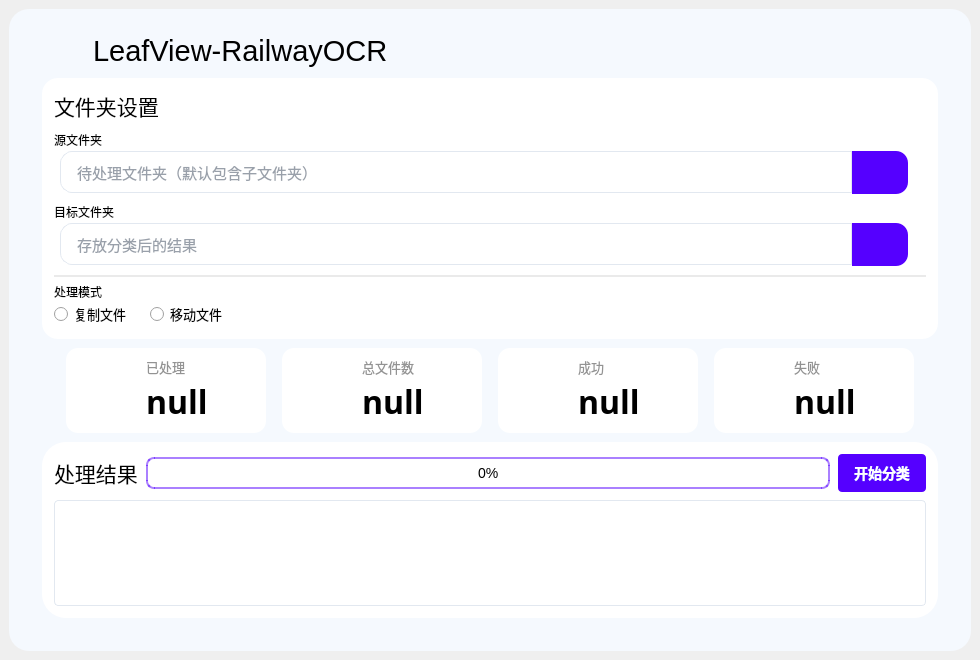
First picture: the form in Ui_MainWindow.ui, repository YangShengzhou03/RailwayOCR, before the edit.
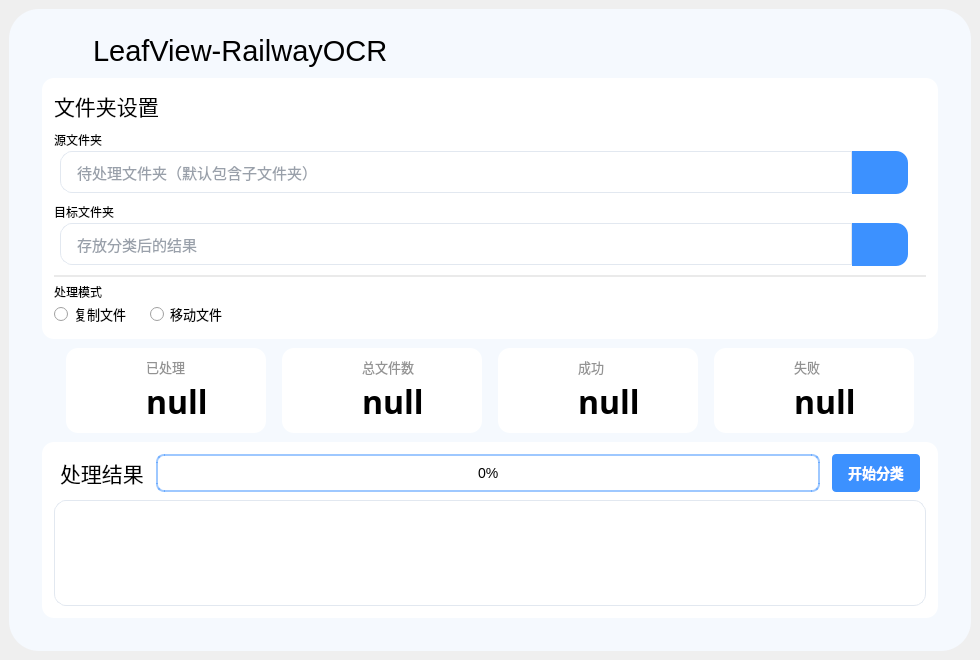
Second picture: the form after the edit. Icons and pictures are not drawn.

```diff
--- a/Ui_MainWindow.ui
+++ b/Ui_MainWindow.ui
@@ -75,7 +75,7 @@
           <string notr="true">QFrame{
 	background-color: rgb(245, 249, 254);
 	border:0px solid red;
-	border-radius:20px
+	border-radius:30px
 }</string>
          </property>
          <property name="frameShape">
@@ -391,7 +391,7 @@
                  <property name="styleSheet">
                   <string notr="true">QFrame {
     background-color: rgb(255, 255, 255);
-    border-radius: 16px;
+    border-radius: 12px;
 }</string>
                  </property>
                  <layout class="QVBoxLayout" name="verticalLayout">
@@ -573,69 +573,30 @@
                        </size>
                       </property>
                       <property name="styleSheet">
-                       <string notr="true">/* 基础按钮样式 */
-QPushButton {
-    background-color: rgb(85, 0, 255); /* 基础紫色 */
-    color: white; /* 文字颜色 */
+                       <string notr="true">QPushButton {
+    background-color: rgb(60, 145, 255);
+    color: white;
     border-top-left-radius: 0px;
-    border-top-right-radius: 12px;   /* 右上角直角 */
-    border-bottom-left-radius: 0px; /* 左下角直角 */
-    border-bottom-right-radius: 12px; /* 右下角直角 */
-    padding: 8px 16px; /* 内边距 */
-    font-size: 14px; /* 字体大小 */
-    font-weight: 500; /* 字体粗细 */
-    border: none; /* 无边框 */
-    transition: all 0.2s ease; /* 过渡动画 */
+    border-top-right-radius: 12px;
+    border-bottom-left-radius: 0px;
+    border-bottom-right-radius: 12px;
+    padding: 8px 16px;
+    font-size: 14px;
+    font-weight: 500;
+    border: none;
+    transition: all 0.2s ease;
 }
 
-/* 悬停效果 */
 QPushButton:hover {
     background-color: rgb(105, 20, 255); /* 亮一点的紫色 */
     transform: translateY(-1px); /* 轻微上浮 */
     box-shadow: 0 3px 6px rgba(0, 0, 0, 0.1); /* 轻微阴影 */
 }
 
-/* 按下效果 */
 QPushButton:pressed {
-    background-color: rgb(70, 0, 220); /* 暗一点的紫色 */
-    transform: translateY(1px); /* 轻微下沉 */
-    box-shadow: none; /* 移除阴影 */
-}
-
-/* 禁用状态 */
-QPushButton:disabled {
-    background-color: rgb(160, 120, 255); /* 灰色调紫色 */
-    color: rgb(220, 220, 220); /* 浅灰色文字 */
-    transform: none; /* 取消变换 */
-    box-shadow: none; /* 无阴影 */
-    opacity: 0.7; /* 半透明 */
-}
-
-/* 主要按钮（如&quot;开始处理&quot;） */
-QPushButton#startBtn {
-    background-color: rgb(85, 0, 255);
-    padding: 10px 20px;
-    font-size: 15px;
-}
-
-/* 次要按钮（如&quot;浏览&quot;） */
-QPushButton#browseBtn {
-    background-color: rgba(85, 0, 255, 0.9);
-    padding: 6px 12px;
-    font-size: 13px;
-}
-
-/* 危险按钮（如&quot;停止处理&quot;） */
-QPushButton#stopBtn {
-    background-color: rgb(230, 50, 80);
-}
-
-QPushButton#stopBtn:hover {
-    background-color: rgb(240, 60, 90);
-}
-
-QPushButton#stopBtn:pressed {
-    background-color: rgb(210, 40, 70);
+    background-color: rgb(30, 120, 240);
+    transform: translateY(1px);
+    box-shadow: none;
 }</string>
                       </property>
                       <property name="text">
@@ -765,69 +726,30 @@
                        </size>
                       </property>
                       <property name="styleSheet">
-                       <string notr="true">/* 基础按钮样式 */
-QPushButton {
-    background-color: rgb(85, 0, 255); /* 基础紫色 */
-    color: white; /* 文字颜色 */
+                       <string notr="true">QPushButton {
+    background-color: rgb(60, 145, 255);
+    color: white;
     border-top-left-radius: 0px;
-    border-top-right-radius: 12px;   /* 右上角直角 */
-    border-bottom-left-radius: 0px; /* 左下角直角 */
-    border-bottom-right-radius: 12px; /* 右下角直角 */
-    padding: 8px 16px; /* 内边距 */
-    font-size: 14px; /* 字体大小 */
-    font-weight: 500; /* 字体粗细 */
-    border: none; /* 无边框 */
-    transition: all 0.2s ease; /* 过渡动画 */
+    border-top-right-radius: 12px;
+    border-bottom-left-radius: 0px;
+    border-bottom-right-radius: 12px;
+    padding: 8px 16px;
+    font-size: 14px;
+    font-weight: 500;
+    border: none;
+    transition: all 0.2s ease;
 }
 
-/* 悬停效果 */
 QPushButton:hover {
     background-color: rgb(105, 20, 255); /* 亮一点的紫色 */
     transform: translateY(-1px); /* 轻微上浮 */
     box-shadow: 0 3px 6px rgba(0, 0, 0, 0.1); /* 轻微阴影 */
 }
 
-/* 按下效果 */
 QPushButton:pressed {
-    background-color: rgb(70, 0, 220); /* 暗一点的紫色 */
-    transform: translateY(1px); /* 轻微下沉 */
-    box-shadow: none; /* 移除阴影 */
-}
-
-/* 禁用状态 */
-QPushButton:disabled {
-    background-color: rgb(160, 120, 255); /* 灰色调紫色 */
-    color: rgb(220, 220, 220); /* 浅灰色文字 */
-    transform: none; /* 取消变换 */
-    box-shadow: none; /* 无阴影 */
-    opacity: 0.7; /* 半透明 */
-}
-
-/* 主要按钮（如&quot;开始处理&quot;） */
-QPushButton#startBtn {
-    background-color: rgb(85, 0, 255);
-    padding: 10px 20px;
-    font-size: 15px;
-}
-
-/* 次要按钮（如&quot;浏览&quot;） */
-QPushButton#browseBtn {
-    background-color: rgba(85, 0, 255, 0.9);
-    padding: 6px 12px;
-    font-size: 13px;
-}
-
-/* 危险按钮（如&quot;停止处理&quot;） */
-QPushButton#stopBtn {
-    background-color: rgb(230, 50, 80);
-}
-
-QPushButton#stopBtn:hover {
-    background-color: rgb(240, 60, 90);
-}
-
-QPushButton#stopBtn:pressed {
-    background-color: rgb(210, 40, 70);
+    background-color: rgb(30, 120, 240);
+    transform: translateY(1px);
+    box-shadow: none;
 }</string>
                       </property>
                       <property name="text">
@@ -1272,7 +1194,7 @@
                   <string notr="true">QFrame{
 	background-color: rgb(255, 255, 255);
 border:0px solid red;
-border-radius:24px
+border-radius:12px
 }</string>
                  </property>
                  <property name="frameShape">
@@ -1299,6 +1221,15 @@
                   </property>
                   <item>
                    <layout class="QHBoxLayout" name="horizontalLayout_9">
+                    <property name="spacing">
+                     <number>12</number>
+                    </property>
+                    <property name="leftMargin">
+                     <number>6</number>
+                    </property>
+                    <property name="rightMargin">
+                     <number>6</number>
+                    </property>
                     <item>
                      <widget class="QLabel" name="label_2">
                       <property name="font">
@@ -1313,9 +1244,15 @@
                     </item>
                     <item>
                      <widget class="QProgressBar" name="progressBar">
+                      <property name="sizePolicy">
+                       <sizepolicy hsizetype="Expanding" vsizetype="Preferred">
+                        <horstretch>0</horstretch>
+                        <verstretch>0</verstretch>
+                       </sizepolicy>
+                      </property>
                       <property name="minimumSize">
                        <size>
-                        <width>684</width>
+                        <width>0</width>
                         <height>0</height>
                        </size>
                       </property>
@@ -1327,7 +1264,7 @@
                       </property>
                       <property name="styleSheet">
                        <string notr="true">QProgressBar {
-    border: 2px solid rgba(85, 0, 255, 0.5); 
+    border: 2px solid rgba(60, 145, 255, 0.5); 
     border-radius: 8px;
     background-color: #ffffff;
     text-align: center;
@@ -1337,7 +1274,7 @@
 }
 
 QProgressBar::chunk {
-    background-color: rgba(85, 0, 255, 0.4);
+    background-color: rgba(60, 145, 255, 0.6);
     width: 10px;
     margin: 0.5px;
     border-radius: 7px;
@@ -1345,8 +1282,8 @@
 }
 
 QProgressBar:completed {
-    background-color: rgb(85, 0, 255);
-    border-color: rgb(85, 0, 255);
+    background-color: rgb(60, 145, 255);
+    border-color: rgb(60, 145, 255);
 }</string>
                       </property>
                       <property name="value">
@@ -1358,54 +1295,48 @@
                      <widget class="QPushButton" name="pushButton_start">
                       <property name="styleSheet">
                        <string notr="true">QPushButton {
-    background-color: rgb(85, 0, 255); /* 基础紫色 */
-    color: white; /* 文字颜色 */
-    border-radius: 4px;   /* 右上角直角 */
-    padding: 8px 16px; /* 内边距 */
-    font-size: 14px; /* 字体大小 */
-    font-weight: 500; /* 字体粗细 */
-    border: none; /* 无边框 */
-    transition: all 0.2s ease; /* 过渡动画 */
+    background-color: rgb(60, 145, 255);
+    color: white;
+    border-radius: 4px;
+    padding: 8px 16px;
+    font-size: 14px;
+    font-weight: 500;
+    border: none;
+    transition: all 0.2s ease;
 }
 
-/* 悬停效果 */
 QPushButton:hover {
     background-color: rgb(105, 20, 255); /* 亮一点的紫色 */
     transform: translateY(-1px); /* 轻微上浮 */
     box-shadow: 0 3px 6px rgba(0, 0, 0, 0.1); /* 轻微阴影 */
 }
 
-/* 按下效果 */
 QPushButton:pressed {
     background-color: rgb(70, 0, 220); /* 暗一点的紫色 */
     transform: translateY(1px); /* 轻微下沉 */
     box-shadow: none; /* 移除阴影 */
 }
 
-/* 禁用状态 */
 QPushButton:disabled {
-    background-color: rgb(160, 120, 255); /* 灰色调紫色 */
-    color: rgb(220, 220, 220); /* 浅灰色文字 */
-    transform: none; /* 取消变换 */
-    box-shadow: none; /* 无阴影 */
-    opacity: 0.7; /* 半透明 */
+    background-color: rgb(140, 190, 255);
+    color: rgb(220, 220, 220);
+    transform: none;
+    box-shadow: none;
+    opacity: 0.7;
 }
 
-/* 主要按钮（如&quot;开始处理&quot;） */
 QPushButton#startBtn {
-    background-color: rgb(85, 0, 255);
+    background-color: rgb(60, 145, 255);
     padding: 10px 20px;
     font-size: 15px;
 }
 
-/* 次要按钮（如&quot;浏览&quot;） */
 QPushButton#browseBtn {
-    background-color: rgba(85, 0, 255, 0.9);
+    background-color: rgba(60, 145, 255, 0.9);
     padding: 6px 12px;
     font-size: 13px;
 }
 
-/* 危险按钮（如&quot;停止处理&quot;） */
 QPushButton#stopBtn {
     background-color: rgb(230, 50, 80);
 }
@@ -1430,7 +1361,7 @@
                     <property name="styleSheet">
                      <string notr="true">QTextEdit {
     border: 1px solid #e2e8f0;
-    border-radius: 4px;
+    border-radius: 12px;
     padding: 4px;
     background-color: #ffffff;
     color: #334155;
@@ -1439,33 +1370,31 @@
 
 QTextEdit QScrollBar:vertical {
     width: 6px;
-    background-color: #f8fafc; 
+    background-color: #f8fafc;
     margin: 8px 0px 8px 0px;
     border-radius: 3px;
 }
 
 QTextEdit QScrollBar::handle:vertical {
-    background-color: rgb(85, 0, 255); /* 使用主题色作为滑块颜色 */
+    background-color: rgb(60, 145, 255);
     border-radius: 3px;
-    min-height: 20px; /* 滑块最小高度 */
+    min-height: 20px;
 }
 
 QTextEdit QScrollBar::add-line:vertical,
 QTextEdit QScrollBar::sub-line:vertical {
-    height: 0px; /* 隐藏增加和减少按钮 */
+    height: 0px;
 }
 
 QTextEdit QScrollBar::add-page:vertical,
 QTextEdit QScrollBar::sub-page:vertical {
-    background: none; /* 当滚动超出视图时，不显示额外的背景 */
+    background: none;
 }
 
-/* 滑块悬停效果 */
 QTextEdit QScrollBar::handle:vertical:hover {
     background-color: rgb(100, 20, 255); /* 悬停时稍微加深的颜色 */
 }
 
-/* 上下箭头按钮隐藏 */
 QTextEdit QScrollBar:up-arrow:vertical,
 QTextEdit QScrollBar:down-arrow:vertical {
     height: 0px;
```
Left out of the diff: 30 changed lines with no effect on the pictures.
